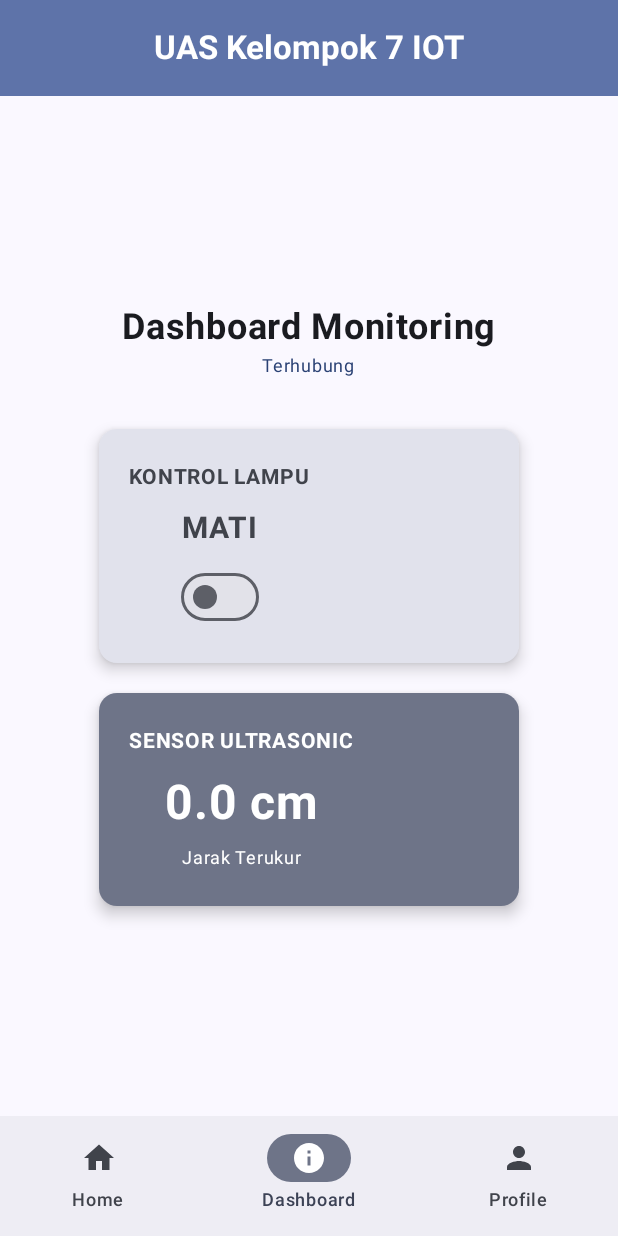
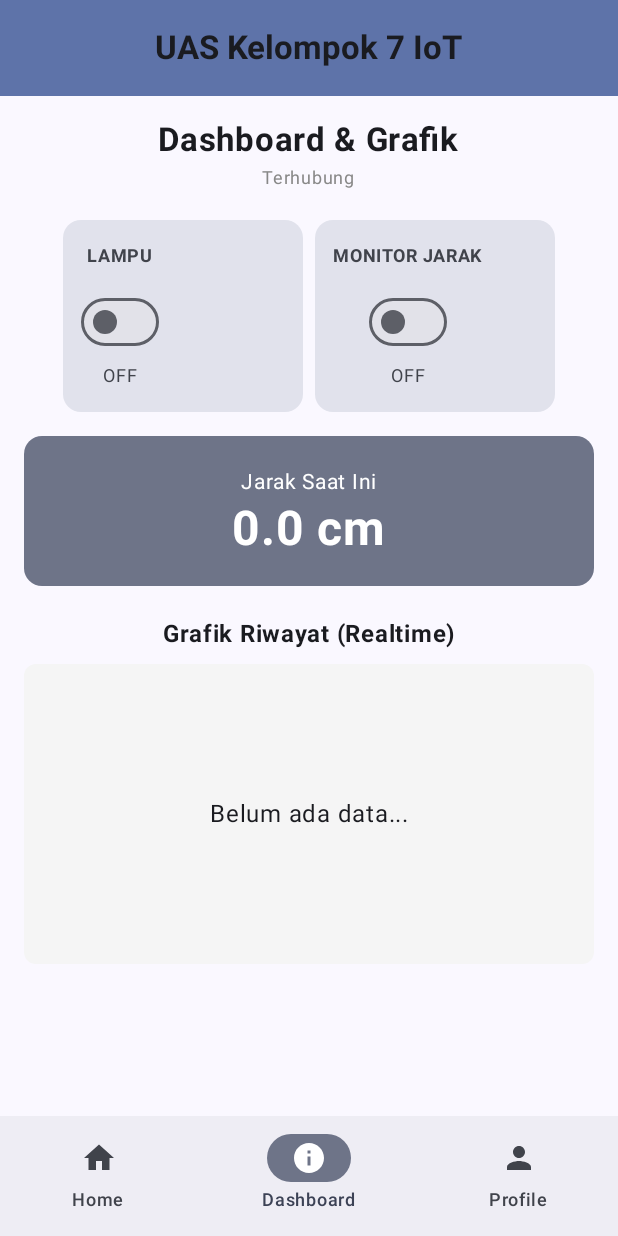
Before and after one commit to Alex16oz/UASkelompok7IOT, an Android app built with Jetpack Compose: the DashboardScreen screen opened through its navigation route, on a phone screen of 412 x 824 dp. Run offline under Robolectric (Android 15) with nearby library versions, the phone set to English and light mode, and no system bars; our stand-ins replace Firebase (no records; nobody signed in at launch, a user with empty details on screens opened directly).

Commit message:
v4 basic monitoring & control

```diff
--- a/app/src/main/java/UAS/kelompok7/com/MainActivity.kt
+++ b/app/src/main/java/UAS/kelompok7/com/MainActivity.kt
@@ -5,7 +5,10 @@ import android.util.Log
 import androidx.activity.ComponentActivity
 import androidx.activity.compose.setContent
 import androidx.activity.enableEdgeToEdge
+import androidx.compose.foundation.Canvas
+import androidx.compose.foundation.background
 import androidx.compose.foundation.layout.*
+import androidx.compose.foundation.shape.RoundedCornerShape
 import androidx.compose.material.icons.Icons
 import androidx.compose.material.icons.filled.Home
 import androidx.compose.material.icons.filled.Info
@@ -14,9 +17,12 @@ import androidx.compose.material3.*
 import androidx.compose.runtime.*
 import androidx.compose.ui.Alignment
 import androidx.compose.ui.Modifier
-import androidx.compose.ui.graphics.vector.ImageVector
+import androidx.compose.ui.geometry.Offset
+import androidx.compose.ui.graphics.Color
+import androidx.compose.ui.graphics.Path
+import androidx.compose.ui.graphics.drawscope.Stroke
+import androidx.compose.ui.graphics.nativeCanvas
 import androidx.compose.ui.text.font.FontWeight
-import androidx.compose.ui.tooling.preview.Preview
 import androidx.compose.ui.unit.dp
 import androidx.compose.ui.unit.sp
 import androidx.navigation.NavGraph.Companion.findStartDestination
@@ -43,18 +49,12 @@ class MainActivity : ComponentActivity() {
     }
 }
 
-// Data class untuk item navigasi
-data class BottomNavItem(
-    val label: String,
-    val icon: ImageVector,
-    val route: String
-)
+data class BottomNavItem(val label: String, val icon: androidx.compose.ui.graphics.vector.ImageVector, val route: String)
 
 @OptIn(ExperimentalMaterial3Api::class)
 @Composable
 fun MainScreen() {
     val navController = rememberNavController()
-
     val navItems = listOf(
         BottomNavItem("Home", Icons.Default.Home, "home"),
         BottomNavItem("Dashboard", Icons.Default.Info, "dashboard"),
@@ -65,15 +65,9 @@ fun MainScreen() {
         modifier = Modifier.fillMaxSize(),
         topBar = {
             CenterAlignedTopAppBar(
-                title = {
-                    Text(
-                        text = "UAS Kelompok 7 IOT",
-                        fontWeight = FontWeight.Bold
-                    )
-                },
+                title = { Text("UAS Kelompok 7 IoT", fontWeight = FontWeight.Bold) },
                 colors = TopAppBarDefaults.centerAlignedTopAppBarColors(
-                    containerColor = MaterialTheme.colorScheme.primaryContainer,
-                    titleContentColor = MaterialTheme.colorScheme.onPrimaryContainer
+                    containerColor = MaterialTheme.colorScheme.primaryContainer
                 )
             )
         },
@@ -81,17 +75,14 @@ fun MainScreen() {
             NavigationBar {
                 val navBackStackEntry by navController.currentBackStackEntryAsState()
                 val currentRoute = navBackStackEntry?.destination?.route
-
                 navItems.forEach { item ->
                     NavigationBarItem(
                         label = { Text(item.label) },
-                        icon = { Icon(imageVector = item.icon, contentDescription = item.label) },
+                        icon = { Icon(item.icon, contentDescription = item.label) },
                         selected = currentRoute == item.route,
                         onClick = {
                             navController.navigate(item.route) {
-                                popUpTo(navController.graph.findStartDestination().id) {
-                                    saveState = true
-                                }
+                                popUpTo(navController.graph.findStartDestination().id) { saveState = true }
                                 launchSingleTop = true
                                 restoreState = true
                             }
@@ -101,184 +92,196 @@ fun MainScreen() {
             }
         }
     ) { innerPadding ->
-        NavHost(
-            navController = navController,
-            startDestination = "home",
-            modifier = Modifier.padding(innerPadding)
+        NavHost(navController, startDestination = "home", modifier = Modifier.padding(innerPadding)) {
+            composable("home") { PageContent("Home", "Selamat Datang di Aplikasi IoT") }
+            composable("dashboard") { DashboardScreen() }
+            composable("profile") { PageContent("Profile", "Anggota Kelompok 7") }
+        }
+    }
+}
+
+@Composable
+fun DashboardScreen() {
+    // --- STATES ---
+    var isLedOn by remember { mutableStateOf(false) }
+    var isMonitoringActive by remember { mutableStateOf(false) } // State Tombol Monitor
+    var distanceValue by remember { mutableStateOf("0.0") }
+    var connectionStatus by remember { mutableStateOf("Menghubungkan...") }
+
+    // List untuk menyimpan riwayat data (Float)
+    val historyList = remember { mutableStateListOf<Float>() }
+
+    val database = Firebase.database("https://uaskelompok7-a8d53-default-rtdb.asia-southeast1.firebasedatabase.app")
+    val ledRef = database.getReference("IOT/led")
+    val controlRef = database.getReference("IOT/control/is_active") // Ref Baru
+    val sensorRef = database.getReference("IOT/sensor")
+    val historyRef = database.getReference("IOT/history") // Ref Baru
+
+    LaunchedEffect(Unit) {
+        // 1. Listener LED
+        ledRef.addValueEventListener(object : ValueEventListener {
+            override fun onDataChange(snapshot: DataSnapshot) {
+                isLedOn = snapshot.getValue(Boolean::class.java) ?: false
+                connectionStatus = "Terhubung"
+            }
+            override fun onCancelled(error: DatabaseError) {}
+        })
+
+        // 2. Listener Status Monitoring (Tombol ON/OFF Sensor)
+        controlRef.addValueEventListener(object : ValueEventListener {
+            override fun onDataChange(snapshot: DataSnapshot) {
+                isMonitoringActive = snapshot.getValue(Boolean::class.java) ?: false
+            }
+            override fun onCancelled(error: DatabaseError) {}
+        })
+
+        // 3. Listener Nilai Sensor Saat Ini
+        sensorRef.addValueEventListener(object : ValueEventListener {
+            override fun onDataChange(snapshot: DataSnapshot) {
+                val dist = snapshot.child("distance").getValue(Double::class.java)
+                val distInt = snapshot.child("distance").getValue(Long::class.java)
+                distanceValue = dist?.toString() ?: distInt?.toString() ?: "0.0"
+            }
+            override fun onCancelled(error: DatabaseError) {}
+        })
+
+        // 4. Listener Riwayat Data (Grafik) - Ambil 20 data terakhir
+        historyRef.limitToLast(20).addValueEventListener(object : ValueEventListener {
+            override fun onDataChange(snapshot: DataSnapshot) {
+                historyList.clear()
+                for (child in snapshot.children) {
+                    val `val` = child.child("val").getValue(Double::class.java)
+                    val valLong = child.child("val").getValue(Long::class.java)
+                    val finalVal = `val`?.toFloat() ?: valLong?.toFloat() ?: 0f
+                    historyList.add(finalVal)
+                }
+            }
+            override fun onCancelled(error: DatabaseError) {}
+        })
+    }
+
+    // --- UI ---
+    Column(
+        modifier = Modifier.fillMaxSize().padding(16.dp),
+        horizontalAlignment = Alignment.CenterHorizontally
+    ) {
+        Text("Dashboard & Grafik", fontSize = 22.sp, fontWeight = FontWeight.Bold)
+        Text(connectionStatus, fontSize = 12.sp, color = Color.Gray)
+
+        Spacer(modifier = Modifier.height(16.dp))
+
+        // CARD KONTROL
+        Row(horizontalArrangement = Arrangement.spacedBy(8.dp)) {
+            // Card Lampu
+            ControlCard(title = "LAMPU", isActive = isLedOn) {
+                ledRef.setValue(it)
+            }
+            // Card Monitor Sensor (Tombol Baru)
+            ControlCard(title = "MONITOR JARAK", isActive = isMonitoringActive) {
+                controlRef.setValue(it)
+            }
+        }
+
+        Spacer(modifier = Modifier.height(16.dp))
+
+        // CARD INDIKATOR UTAMA
+        Card(
+            colors = CardDefaults.cardColors(containerColor = MaterialTheme.colorScheme.secondaryContainer),
+            modifier = Modifier.fillMaxWidth().height(100.dp)
         ) {
-            composable("home") {
-                PageContent(title = "Halaman Home", description = "Selamat datang di Aplikasi IoT Kelompok 7")
+            Column(
+                modifier = Modifier.fillMaxSize(),
+                verticalArrangement = Arrangement.Center,
+                horizontalAlignment = Alignment.CenterHorizontally
+            ) {
+                Text("Jarak Saat Ini", fontSize = 14.sp)
+                Text("$distanceValue cm", fontSize = 32.sp, fontWeight = FontWeight.Bold)
             }
-            composable("dashboard") {
-                DashboardScreen()
-            }
-            composable("profile") {
-                PageContent(title = "Halaman Profile", description = "Informasi Anggota Kelompok")
+        }
+
+        Spacer(modifier = Modifier.height(20.dp))
+
+        // GRAFIK CANVAS
+        Text("Grafik Riwayat (Realtime)", fontWeight = FontWeight.Bold, fontSize = 16.sp)
+        Spacer(modifier = Modifier.height(8.dp))
+
+        Box(
+            modifier = Modifier
+                .fillMaxWidth()
+                .height(200.dp)
+                .background(Color(0xFFF5F5F5), RoundedCornerShape(8.dp))
+                .padding(8.dp)
+        ) {
+            if (historyList.isNotEmpty()) {
+                SimpleLineChart(dataPoints = historyList)
+            } else {
+                Text("Belum ada data...", modifier = Modifier.align(Alignment.Center))
             }
         }
     }
 }
 
 @Composable
-fun DashboardScreen() {
-    // State untuk status LED (Hidup/Mati)
-    var isLedOn by remember { mutableStateOf(false) }
-
-    // State untuk data Sensor Jarak
-    var distanceValue by remember { mutableStateOf("0.0") }
-
-    // State status koneksi
-    var isDatabaseReady by remember { mutableStateOf(false) }
-    var connectionStatus by remember { mutableStateOf("Menghubungkan ke Asia-Southeast1...") }
-
-    val database = Firebase.database("https://uaskelompok7-a8d53-default-rtdb.asia-southeast1.firebasedatabase.app")
-
-    // Referensi untuk LED
-    val ledRef = database.getReference("IOT/led")
-
-    // Referensi untuk Sensor
-    val sensorRef = database.getReference("IOT/sensor")
-
-    LaunchedEffect(Unit) {
-        // Listener untuk LED
-        ledRef.addValueEventListener(object : ValueEventListener {
-            override fun onDataChange(snapshot: DataSnapshot) {
-                val status = snapshot.getValue(Boolean::class.java)
-                isLedOn = status ?: false
-                isDatabaseReady = true
-                connectionStatus = "Terhubung"
-            }
-
-            override fun onCancelled(error: DatabaseError) {
-                isDatabaseReady = false
-                connectionStatus = "Error LED: ${error.message}"
-            }
-        })
-
-        // Listener untuk Sensor Jarak
-        sensorRef.addValueEventListener(object : ValueEventListener {
-            override fun onDataChange(snapshot: DataSnapshot) {
-                // Mengambil nilai child "distance" dari JSON yang dikirim ESP32
-                val dist = snapshot.child("distance").getValue(Double::class.java)
-                val distInt = snapshot.child("distance").getValue(Long::class.java) // jaga-jaga jika integer
-
-                distanceValue = dist?.toString() ?: distInt?.toString() ?: "0.0"
-            }
-
-            override fun onCancelled(error: DatabaseError) {
-                Log.e("FIREBASE", "Error Sensor: ${error.message}")
-            }
-        })
-    }
-
-    Column(
-        modifier = Modifier.fillMaxSize(),
-        verticalArrangement = Arrangement.Center,
-        horizontalAlignment = Alignment.CenterHorizontally
+fun ControlCard(title: String, isActive: Boolean, onToggle: (Boolean) -> Unit) {
+    Card(
+        modifier = Modifier.width(160.dp),
+        colors = CardDefaults.cardColors(
+            containerColor = if(isActive) MaterialTheme.colorScheme.primaryContainer else MaterialTheme.colorScheme.surfaceVariant
+        )
     ) {
-        Text(
-            text = "Dashboard Monitoring",
-            fontSize = 24.sp,
-            fontWeight = FontWeight.Bold
-        )
-
-        Text(
-            text = connectionStatus,
-            fontSize = 12.sp,
-            color = if (isDatabaseReady) MaterialTheme.colorScheme.primary else MaterialTheme.colorScheme.error
-        )
-
-        Spacer(modifier = Modifier.height(30.dp))
-
-        // --- CARD KONTROL LED ---
-        Card(
-            colors = CardDefaults.cardColors(
-                containerColor = if (isLedOn) MaterialTheme.colorScheme.primaryContainer else MaterialTheme.colorScheme.surfaceVariant
-            ),
-            elevation = CardDefaults.cardElevation(defaultElevation = 6.dp),
-            modifier = Modifier.width(280.dp)
+        Column(
+            modifier = Modifier.padding(12.dp),
+            horizontalAlignment = Alignment.CenterHorizontally
         ) {
-            Column(
-                modifier = Modifier.padding(20.dp),
-                horizontalAlignment = Alignment.CenterHorizontally
-            ) {
-                Text(
-                    text = "KONTROL LAMPU",
-                    fontSize = 14.sp,
-                    fontWeight = FontWeight.Bold
-                )
-                Spacer(modifier = Modifier.height(10.dp))
-                Text(
-                    text = if (isLedOn) "MENYALA" else "MATI",
-                    fontSize = 20.sp,
-                    fontWeight = FontWeight.Bold
-                )
-                Spacer(modifier = Modifier.height(10.dp))
-                Switch(
-                    checked = isLedOn,
-                    onCheckedChange = { checked ->
-                        isLedOn = checked
-                        ledRef.setValue(checked)
-                    },
-                    enabled = isDatabaseReady
-                )
-            }
-        }
-
-        Spacer(modifier = Modifier.height(20.dp))
-
-        // --- CARD MONITORING JARAK (BARU) ---
-        Card(
-            colors = CardDefaults.cardColors(
-                containerColor = MaterialTheme.colorScheme.secondaryContainer
-            ),
-            elevation = CardDefaults.cardElevation(defaultElevation = 6.dp),
-            modifier = Modifier.width(280.dp)
-        ) {
-            Column(
-                modifier = Modifier.padding(20.dp),
-                horizontalAlignment = Alignment.CenterHorizontally
-            ) {
-                Text(
-                    text = "SENSOR ULTRASONIC",
-                    fontSize = 14.sp,
-                    fontWeight = FontWeight.Bold,
-                    color = MaterialTheme.colorScheme.onSecondaryContainer
-                )
-                Spacer(modifier = Modifier.height(10.dp))
-                Text(
-                    text = "$distanceValue cm",
-                    fontSize = 32.sp,
-                    fontWeight = FontWeight.Bold,
-                    color = MaterialTheme.colorScheme.onSecondaryContainer
-                )
-                Spacer(modifier = Modifier.height(5.dp))
-                Text(
-                    text = "Jarak Terukur",
-                    fontSize = 12.sp
-                )
-            }
+            Text(title, fontSize = 12.sp, fontWeight = FontWeight.Bold)
+            Spacer(modifier = Modifier.height(8.dp))
+            Switch(checked = isActive, onCheckedChange = onToggle)
+            Text(if (isActive) "ON" else "OFF", fontSize = 12.sp)
         }
     }
 }
 
 @Composable
-fun PageContent(title: String, description: String) {
-    Column(
-        modifier = Modifier.fillMaxSize(),
-        verticalArrangement = Arrangement.Center,
-        horizontalAlignment = Alignment.CenterHorizontally
-    ) {
-        Text(text = title, fontSize = 24.sp, fontWeight = FontWeight.Bold)
-        Spacer(modifier = Modifier.height(8.dp))
-        Text(text = description)
+fun SimpleLineChart(dataPoints: List<Float>) {
+    if (dataPoints.isEmpty()) return
+
+    Canvas(modifier = Modifier.fillMaxSize()) {
+        val width = size.width
+        val height = size.height
+        val maxVal = (dataPoints.maxOrNull() ?: 100f) * 1.2f // Skala atas + 20%
+        val minVal = 0f
+
+        val path = Path()
+        val stepX = width / (dataPoints.size - 1).coerceAtLeast(1)
+
+        dataPoints.forEachIndexed { index, value ->
+            // Normalisasi Y (0 di bawah, height di atas canvas)
+            val x = index * stepX
+            val y = height - ((value / maxVal) * height)
+
+            if (index == 0) path.moveTo(x, y) else path.lineTo(x, y)
+
+            // Gambar titik data
+            drawCircle(
+                color = Color.Blue,
+                radius = 6f,
+                center = Offset(x, y)
+            )
+        }
+
+        // Gambar Garis
+        drawPath(
+            path = path,
+            color = Color(0xFF6200EE),
+            style = Stroke(width = 5f)
+        )
     }
 }
 
-@Preview(showBackground = true, showSystemUi = true)
 @Composable
-fun MainScreenPreview() {
-    UASkelompok7IOTTheme {
-        MainScreen()
+fun PageContent(title: String, description: String) {
+    Column(modifier = Modifier.fillMaxSize(), verticalArrangement = Arrangement.Center, horizontalAlignment = Alignment.CenterHorizontally) {
+        Text(title, fontSize = 24.sp, fontWeight = FontWeight.Bold)
+        Text(description)
     }
 }
```
Also changed, not shown: 1 other file.
